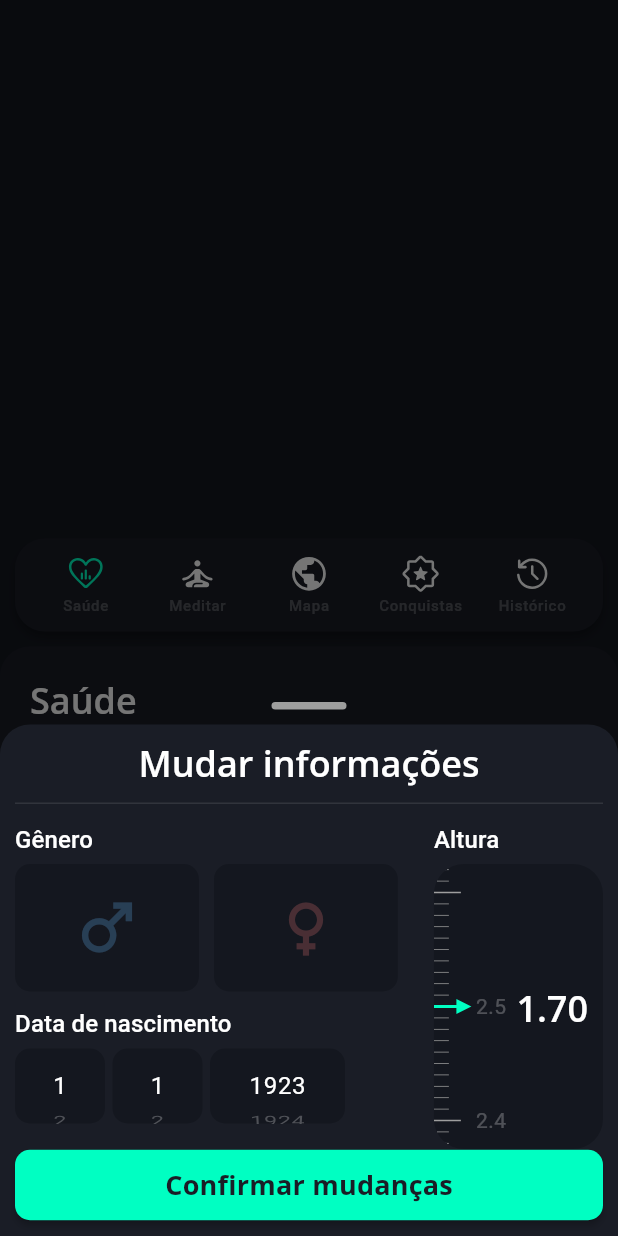
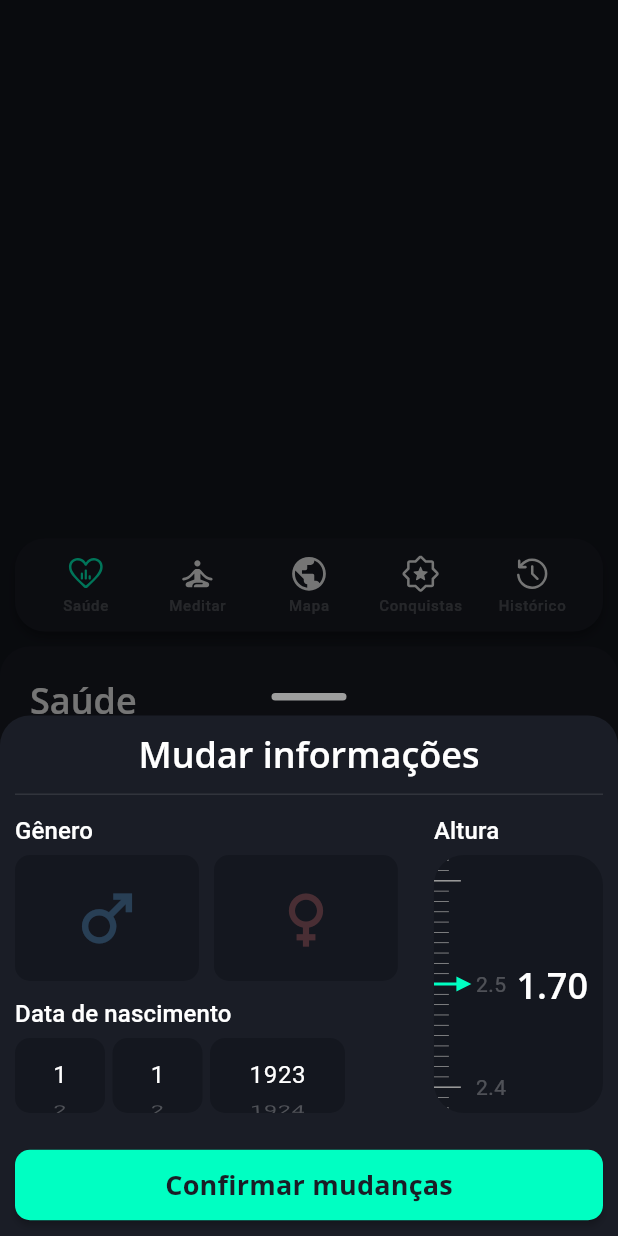
Before and after one commit to hisnaider/Bora-Caminhar, a Flutter app: the screen it shows after launch, after a tap on "Mudar info", on a phone screen of 412 x 824 dp. Run offline on Flutter 3.47's test engine with Material 3 defaults, Android fonts, the phone set to English and light mode, and no system bars; our stand-ins replace flutter_svg; missing offline and left inert: dart:ffi.

Commit message:
Change person's information modal done

```diff
--- a/lib/components/person_info_modal.dart
+++ b/lib/components/person_info_modal.dart
@@ -40,7 +40,8 @@ class PersonInfoModal extends StatelessWidget {
                 height: 25,
                 thickness: 1,
               ),
-              const IntrinsicHeight(
+              const SizedBox(
+                height: 200,
                 child: Row(
                   crossAxisAlignment: CrossAxisAlignment.start,
                   children: [
@@ -62,6 +63,7 @@ class PersonInfoModal extends StatelessWidget {
                   ],
                 ),
               ),
+              SizedBox(height: 24),
               PrimaryButton(
                 title: "Confirmar mudanças",
                 centralizeTitle: true,
@@ -126,7 +128,8 @@ class _HeightSliderState extends State<_HeightSlider> {
       children: [
         Text("Altura", style: Theme.of(context).textTheme.titleSmall),
         const SizedBox(height: 5),
-        Container(
+        Expanded(
+          child: Container(
             clipBehavior: Clip.hardEdge,
             decoration: BoxDecoration(
               color: Theme.of(context).colorScheme.surface,
@@ -136,7 +139,7 @@ class _HeightSliderState extends State<_HeightSlider> {
               children: [
                 SizedBox(
                   width: 55,
-                height: 190,
+                  height: double.infinity,
                   child: Stack(
                     children: [
                       PageView.builder(
@@ -147,7 +150,8 @@ class _HeightSliderState extends State<_HeightSlider> {
                         itemBuilder: (context, rawIndex) {
                           int? index = rawIndex - 3;
                           index = index >= 0 && index <= 25 ? index : null;
-                        return Row(
+                          return IntrinsicHeight(
+                            child: Row(
                               mainAxisAlignment: MainAxisAlignment.start,
                               children: [
                                 const IndexIndicator(
@@ -160,13 +164,15 @@ class _HeightSliderState extends State<_HeightSlider> {
                                     opacity: 0.25,
                                     child: Center(
                                       child: Padding(
-                                    padding: const EdgeInsets.only(left: 10),
+                                        padding:
+                                            const EdgeInsets.only(left: 10),
                                         child: Text(
                                             "${(index * 0.1).toStringAsFixed(1)}"),
                                       ),
                                     ),
                                   ),
                               ],
+                            ),
                           );
                         },
                       ),
@@ -192,6 +198,7 @@ class _HeightSliderState extends State<_HeightSlider> {
                   ),
                 ),
               ],
+            ),
           ),
         ),
       ],
@@ -224,7 +231,8 @@ class __GenderSelectWidgetState extends State<_GenderSelectWidget> {
 
   @override
   Widget build(BuildContext context) {
-    return Column(
+    return Expanded(
+      child: Column(
         crossAxisAlignment: CrossAxisAlignment.start,
         children: [
           Text(
@@ -232,27 +240,27 @@ class __GenderSelectWidgetState extends State<_GenderSelectWidget> {
             style: Theme.of(context).textTheme.titleSmall,
           ),
           const SizedBox(height: 5),
-        Row(
+          Expanded(
+            child: Row(
               mainAxisAlignment: MainAxisAlignment.spaceBetween,
+              crossAxisAlignment: CrossAxisAlignment.stretch,
               children: [
-            Expanded(
-              child: _GenderButton(
+                _GenderButton(
                   buttonGender: Gender.male,
                   genderSelected: Gender.male == userGender,
                   selectGender: () => selectGender(Gender.male),
                 ),
-            ),
                 const SizedBox(width: 10),
-            Expanded(
-              child: _GenderButton(
+                _GenderButton(
                   buttonGender: Gender.female,
                   genderSelected: Gender.female == userGender,
                   selectGender: () => selectGender(Gender.female),
-              ),
                 )
               ],
             ),
+          ),
         ],
+      ),
     );
   }
 }
@@ -301,19 +309,21 @@ class _GenderButton extends StatelessWidget {
       }
     }
 
-    return InkWell(
+    return Expanded(
+      child: InkWell(
         onTap: selectGender,
         child: Container(
-        height: 85,
           decoration: BoxDecoration(
             borderRadius: BorderRadius.circular(10),
-          border:
-              genderSelected ? Border.all(width: 1, color: primaryColor) : null,
+            border: genderSelected
+                ? Border.all(width: 1, color: primaryColor)
+                : null,
             color: Theme.of(context).colorScheme.surface,
           ),
           child: Opacity(
             opacity: genderSelected ? 1 : 0.25,
             child: genderIcon(),
+          ),
         ),
       ),
     );
```
Also changed, not shown: lib/components/my_custom_slider.dart (added, +85 -0 lines), 1 other file. Lines whose indentation alone changed are shown as unchanged.
